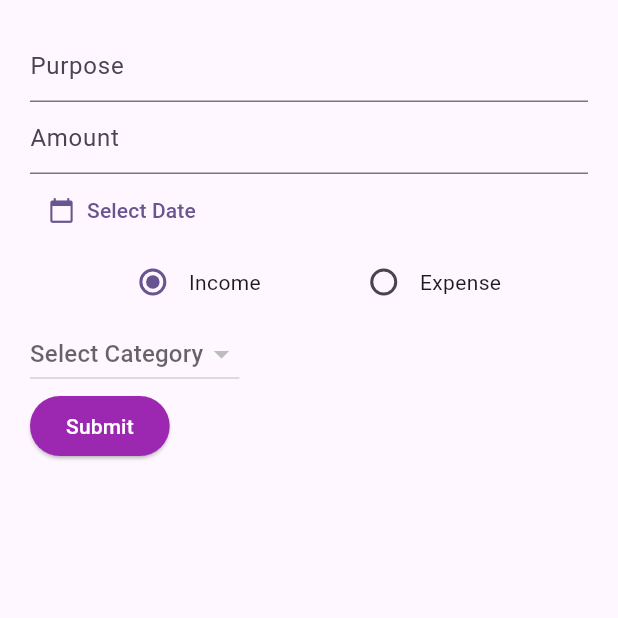
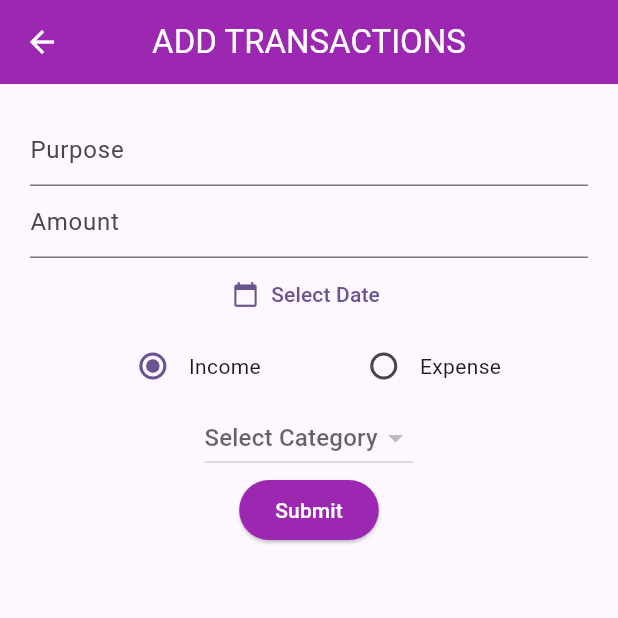
Before and after one commit to Mohammedsajadvt/Personal-Money-Management-App, a Flutter app: the ScreenAddTransaction screen opened by its route, on a phone screen of 412 x 824 dp, the top half of it. Run offline on Flutter 3.47's test engine with Material 3 defaults, Android fonts, the light colour scheme and no system bars; our stand-ins replace flutter_slidable, hive_flutter; accounts and stored records are empty.

Commit message:
"Changes in Add Transaction Page"

```diff
--- a/lib/screens/add_transaction/screen_add_transaction.dart
+++ b/lib/screens/add_transaction/screen_add_transaction.dart
@@ -30,10 +30,13 @@ class _ScreenAddTransactionState extends State<ScreenAddTransaction> {
   @override
   Widget build(BuildContext context) {
     return Scaffold(
+      appBar: AppBar(
+        title:const Text('ADD TRANSACTIONS'),
+      ),
       body: Padding(
         padding: const EdgeInsets.all(20.0),
         child: Column(
-          crossAxisAlignment: CrossAxisAlignment.start,
+          crossAxisAlignment: CrossAxisAlignment.center,
           children: [
             TextFormField(
               controller: _purposeTextEdingController,
```
